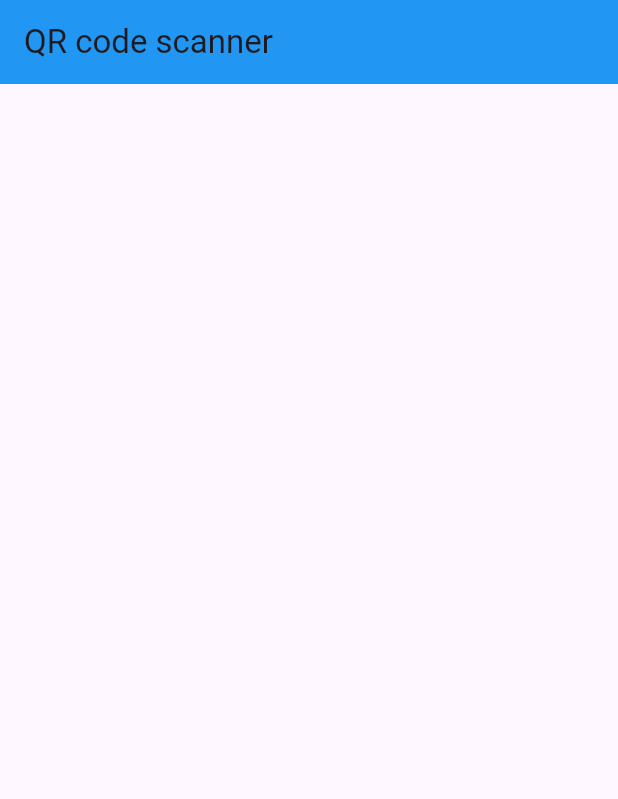
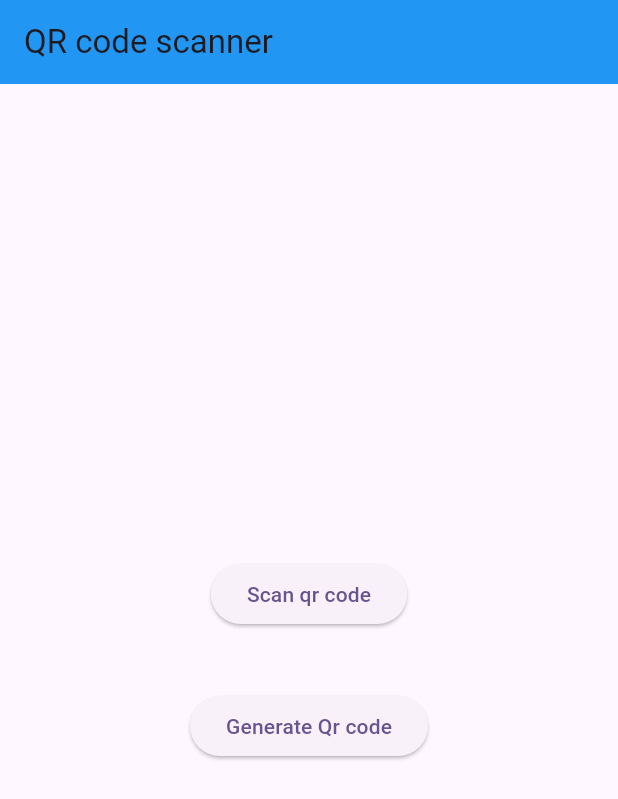
Before and after one commit to Hirun4/QR-APP, a Flutter app: the screen it shows after launch, on a phone screen of 412 x 824 dp. Shown: the top 799 px of the screen. Run offline on Flutter 3.47's test engine with Material 3 defaults, Android fonts, the phone set to English and light mode, and no system bars.

Commit message:
add gen and scan qr

```diff
--- a/lib/main.dart
+++ b/lib/main.dart
@@ -47,10 +47,30 @@ class HomePage extends StatefulWidget {
 class _HomePageState extends State<HomePage> {
   @override
   Widget build(BuildContext context) {
-    return const Scaffold(
+    return Scaffold(
       appBar: AppBar(
-        title: Text('QR code scanner'),
+        title: const Text('QR code scanner'),
         backgroundColor: Colors.blue,
+      ),
+      body: Center(
+        child: Column(
+          mainAxisAlignment: MainAxisAlignment.center,
+          children: [
+            ElevatedButton(
+                onPressed: () {
+                  setState(() {});
+                },
+                child: const Text('Scan qr code')),
+            const SizedBox(
+              height: 40,
+            ),
+            ElevatedButton(
+                onPressed: () {
+                  setState(() {});
+                },
+                child: const Text('Generate Qr code'))
+          ],
+        ),
       ),
     );
   }
--- a/pubspec.yaml
+++ b/pubspec.yaml
@@ -35,6 +35,9 @@ dependencies:
   # The following adds the Cupertino Icons font to your application.
   # Use with the CupertinoIcons class for iOS style icons.
   cupertino_icons: ^1.0.2
+  path_provider: ^2.1.4
+  qr_flutter: ^4.1.0
+  flutter_barcode_scanner: ^2.0.0
 
 dev_dependencies:
   flutter_test:
@@ -45,7 +48,7 @@ dev_dependencies:
   # activated in the `analysis_options.yaml` file located at the root of your
   # package. See that file for information about deactivating specific lint
   # rules and activating additional ones.
-  flutter_lints: ^2.0.0
+  flutter_lints: ^4.0.0
 
 # For information on the generic Dart part of this file, see the
 # following page: https://dart.dev/tools/pub/pubspec
```
Also changed, not shown: lib/generate_qr_code.dart (added, +15 -0 lines), lib/scan_qr_code.dart (added, +15 -0 lines), pubspec.lock, 1 other file.
